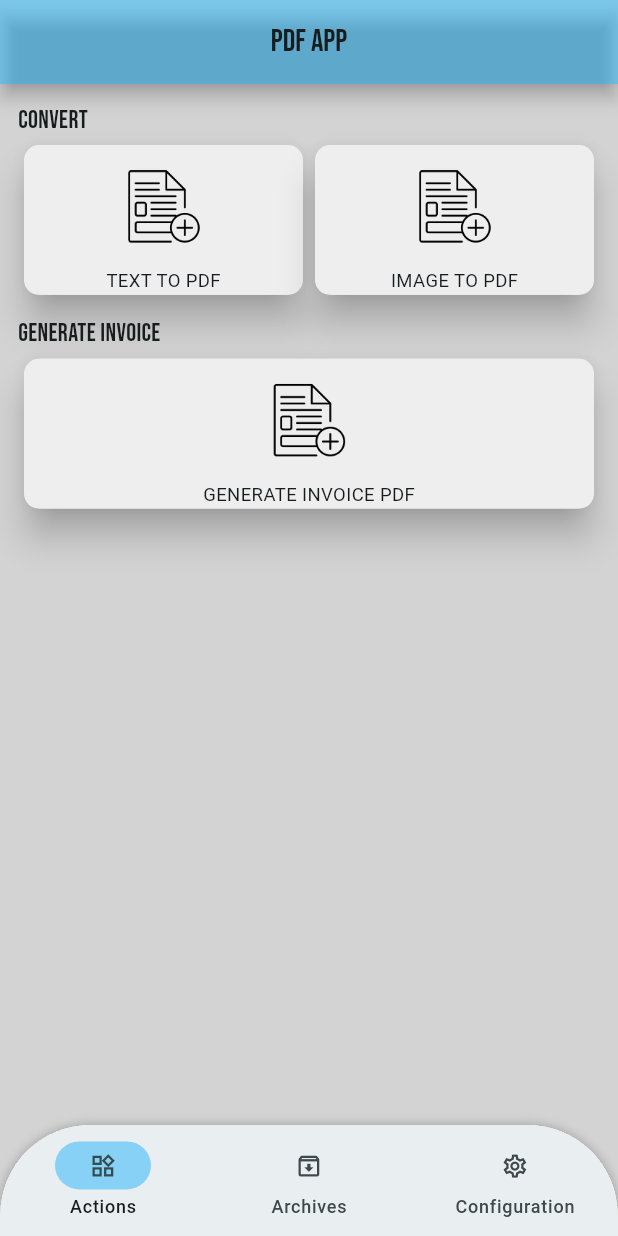
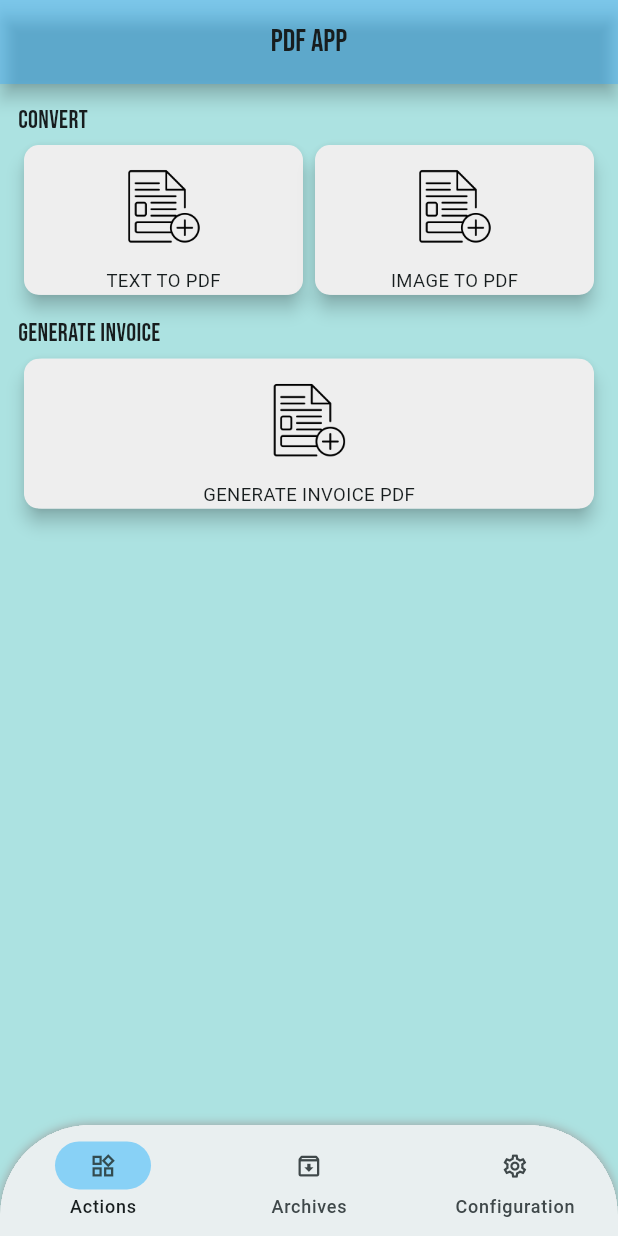
Before and after one commit to Kross26/app_pdf, a Flutter app: the screen it shows after launch, on a phone screen of 412 x 824 dp. Run offline on Flutter 3.47's test engine with Material 3 defaults, Android fonts, the phone set to English and light mode, and no system bars; our stand-ins replace go_router, permission_handler.

Commit message:
background change

```diff
--- a/lib/ui/pages/views/home_view.dart
+++ b/lib/ui/pages/views/home_view.dart
@@ -13,7 +13,7 @@ class HomeView extends StatelessWidget {
       //   onPressed: () {},
       //   icon: Icons.archive,
       // ),
-      backgroundColor: const Color.fromRGBO(211, 211, 211, 1),
+      backgroundColor: const Color.fromRGBO(172, 226, 225, 100),
       body: SingleChildScrollView(
         child: Padding(
           padding: const EdgeInsets.all(12.0),
@@ -45,7 +45,7 @@ class HomeView extends StatelessWidget {
                       child: InkWell(
                         onTap: () {},
                         child: Card(
-                          elevation: 10,
+                          elevation: 5,
                           child: Container(
                             decoration: BoxDecoration(
                                 borderRadius: BorderRadius.circular(10),
@@ -74,7 +74,7 @@ class HomeView extends StatelessWidget {
                       child: InkWell(
                         onTap: () {},
                         child: Card(
-                          elevation: 10,
+                          elevation: 5,
                           child: Container(
                             decoration: BoxDecoration(
                                 borderRadius: BorderRadius.circular(10),
@@ -125,7 +125,7 @@ class HomeView extends StatelessWidget {
                       child: InkWell(
                         onTap: () => context.go('/invoice_screen'),
                         child: Card(
-                          elevation: 10,
+                          elevation: 5,
                           child: Container(
                             decoration: BoxDecoration(
                                 borderRadius: BorderRadius.circular(10),
```
